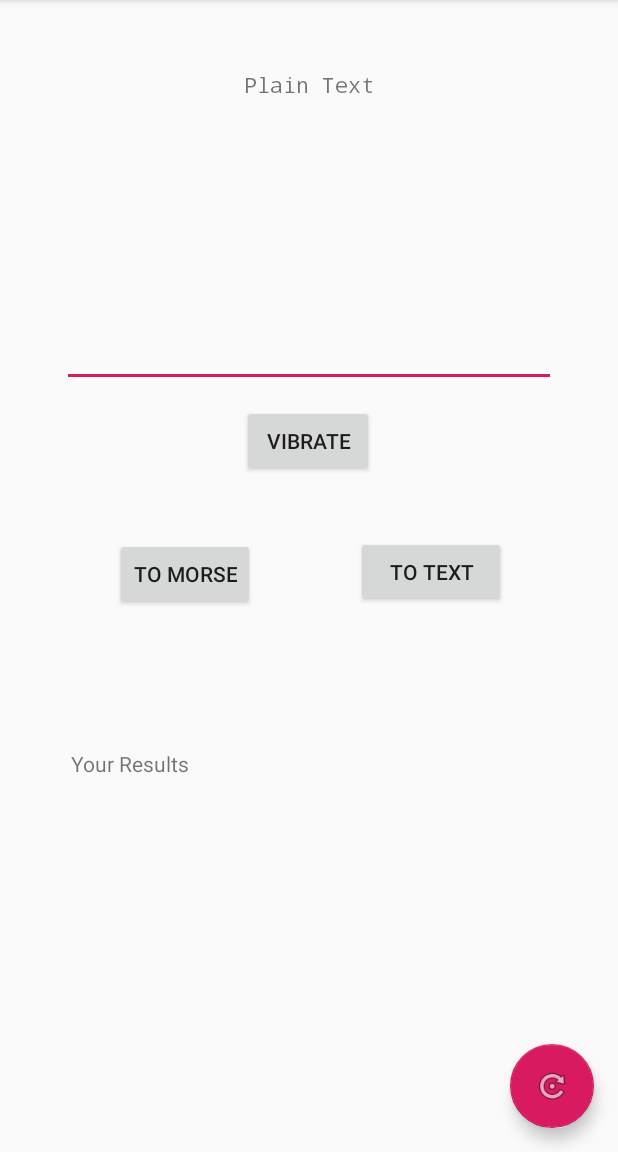
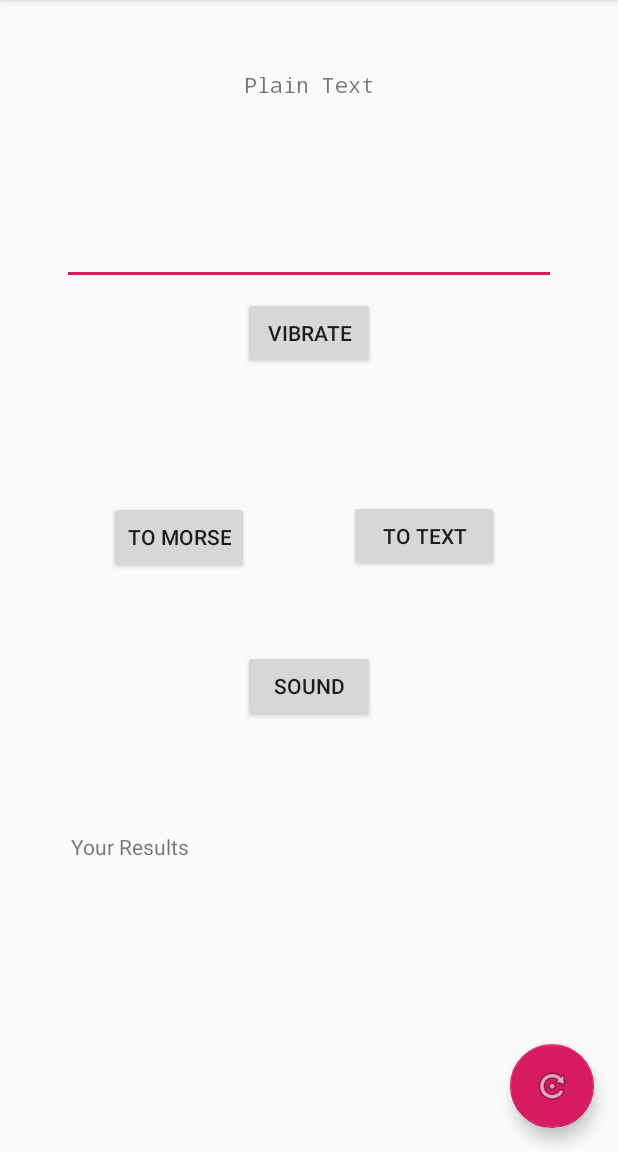
Before and after one commit to MrPintoo/MorseCode, an Android app: the screen it shows after launch (MainActivity), on a phone screen of 412 x 824 dp, the part 84-1236 px from its top. Run offline under Robolectric (Android 15) with nearby library versions, the phone set to English and light mode, and no system bars.

Commit message:
Added Sound feature

```diff
--- a/app/src/main/java/com/myapplication/MainActivity.java
+++ b/app/src/main/java/com/myapplication/MainActivity.java
@@ -1,5 +1,7 @@
 package com.myapplication;
 
+import android.media.MediaPlayer;
+import android.net.Uri;
 import android.os.Bundle;
 import android.support.design.widget.FloatingActionButton;
 import android.support.design.widget.Snackbar;
@@ -20,6 +22,7 @@ import android.widget.TextView;
 import com.myapplication.models.ConversionModel;
 import com.myapplication.networks.HTTPAsyncTask;
 import com.myapplication.networks.ConversionAsyncTask;
+import com.myapplication.utilities.Sound;
 import com.myapplication.utilities.Vibration;
 
 import org.json.JSONException;
@@ -32,12 +35,13 @@ public class MainActivity extends AppCompatActivity implements NavigationView.On
     private Button toMorseButton;
     private Button toTextButton;
     private Button toVibrate;
+    private Button toSound;
     private EditText inputToConvert;
     private TextView convertedText;
 
     Vibration vibration;
-//    Vibrator vibrator;
     ConversionModel model;
+
 
     @Override
     protected void onCreate(Bundle savedInstanceState) {
@@ -74,9 +78,8 @@ public class MainActivity extends AppCompatActivity implements NavigationView.On
         convertedText = (TextView) findViewById(R.id.converted_text);
         toTextButton = (Button) findViewById(R.id.to_text_button);
         toVibrate = (Button) findViewById(R.id.vibrate_btn);
+        toSound = (Button) findViewById(R.id.sound_btn);
 
-//        vibrator = (Vibrator)getSystemService(Context.VIBRATOR_SERVICE);
-//        final long[] pattern = {2000, 1000};
 
         toMorseButton.setOnClickListener(new View.OnClickListener() {
             @Override
@@ -87,20 +90,6 @@ public class MainActivity extends AppCompatActivity implements NavigationView.On
                     public void onConversionCallback(String response) {
                         model.setOutput(response);
                         convertedText.setText(model.getOutput());
-
-//                        /** Vibration */
-//                        vibrator.vibrate(pattern, -1);
-//
-//                        if(Build.VERSION.SDK_INT >= Build.VERSION_CODES.O) {
-//                            vibrator.vibrate(VibrationEffect.createOneShot(500, VibrationEffect.DEFAULT_AMPLITUDE));
-//                            Log.e("vibrated", "createOneShot");
-//                        }
-//                        else {
-//                            vibrator.vibrate(500);
-//                            Log.e("vibrated", "else statement");
-//                        }
-//                        /**************/
-
                     }
                 });
                 model.setInput(inputToConvert.getText().toString());
@@ -142,6 +131,29 @@ public class MainActivity extends AppCompatActivity implements NavigationView.On
                 task.execute(model.getInput(),model.getTextToMorseURL());
             }
         });
+
+        final MediaPlayer mediaPlayer = MediaPlayer.create(this, R.raw.beepsound);
+        final MediaPlayer noSound = MediaPlayer.create(this, R.raw.nosound);
+        toSound.setOnClickListener(new View.OnClickListener() {
+            @Override
+            public void onClick(View v) {
+                ConversionAsyncTask task = new ConversionAsyncTask();
+                task.setConversionListener(new ConversionAsyncTask.ConversionListener() {
+                    @Override
+                    public void onConversionCallback(String response) {
+                        try{
+                            Sound.sound(mediaPlayer, noSound, response);
+                        } catch (Exception e){
+                            Log.e("Sound", "onConversionCallback");
+                        }
+                    }
+                });
+                model.setInput(inputToConvert.getText().toString());
+                task.execute(model.getInput(), model.getTextToMorseURL());
+            }
+        });
+
+
 
         /************************************************************************************/
 
--- a/app/src/main/res/layout/content_main.xml
+++ b/app/src/main/res/layout/content_main.xml
@@ -12,7 +12,7 @@
     <EditText
         android:id="@+id/input_editText"
         android:layout_width="329dp"
-        android:layout_height="147dp"
+        android:layout_height="65dp"
         android:layout_marginBottom="8dp"
         android:layout_marginEnd="8dp"
         android:layout_marginLeft="8dp"
@@ -57,51 +57,67 @@
         android:text="to morse"
         app:layout_constraintBottom_toBottomOf="parent"
         app:layout_constraintEnd_toEndOf="parent"
-        app:layout_constraintHorizontal_bias="0.227"
+        app:layout_constraintHorizontal_bias="0.214"
         app:layout_constraintStart_toStartOf="parent"
         app:layout_constraintTop_toTopOf="parent"
-        app:layout_constraintVertical_bias="0.498" />
+        app:layout_constraintVertical_bias="0.463" />
 
     <Button
         android:id="@+id/to_text_button"
         android:layout_width="100dp"
         android:layout_height="47dp"
+        android:layout_marginBottom="8dp"
+        android:layout_marginEnd="8dp"
+        android:layout_marginLeft="8dp"
+        android:layout_marginRight="8dp"
         android:layout_marginStart="8dp"
-        android:layout_marginLeft="8dp"
         android:layout_marginTop="8dp"
-        android:layout_marginEnd="8dp"
-        android:layout_marginRight="8dp"
-        android:layout_marginBottom="8dp"
         android:text="To text"
         app:layout_constraintBottom_toBottomOf="parent"
         app:layout_constraintEnd_toEndOf="parent"
-        app:layout_constraintHorizontal_bias="0.472"
+        app:layout_constraintHorizontal_bias="0.453"
         app:layout_constraintStart_toEndOf="@+id/to_morse_button"
         app:layout_constraintTop_toTopOf="parent"
-        app:layout_constraintVertical_bias="0.496" />
+        app:layout_constraintVertical_bias="0.462" />
 
     <Button
         android:id="@+id/vibrate_btn"
         android:layout_width="wrap_content"
         android:layout_height="wrap_content"
+        android:layout_marginBottom="8dp"
+        android:layout_marginEnd="8dp"
+        android:layout_marginLeft="8dp"
+        android:layout_marginRight="8dp"
         android:layout_marginStart="8dp"
-        android:layout_marginLeft="8dp"
         android:layout_marginTop="8dp"
-        android:layout_marginEnd="8dp"
-        android:layout_marginRight="8dp"
-        android:layout_marginBottom="8dp"
+        android:text="Vibrate"
         app:layout_constraintBottom_toTopOf="@+id/converted_text"
         app:layout_constraintEnd_toEndOf="parent"
-        app:layout_constraintHorizontal_bias="0.498"
         app:layout_constraintStart_toStartOf="parent"
         app:layout_constraintTop_toBottomOf="@+id/input_editText"
-        app:layout_constraintVertical_bias="0.024"
-        android:text="Vibrate"/>
+        app:layout_constraintVertical_bias="0.0" />
+
+    <Button
+        android:id="@+id/sound_btn"
+        android:layout_width="wrap_content"
+        android:layout_height="wrap_content"
+        android:layout_marginBottom="8dp"
+        android:layout_marginEnd="8dp"
+        android:layout_marginLeft="8dp"
+        android:layout_marginRight="8dp"
+        android:layout_marginStart="8dp"
+        android:layout_marginTop="8dp"
+        android:text="Sound"
+        app:layout_constraintBottom_toBottomOf="parent"
+        app:layout_constraintEnd_toEndOf="parent"
+        app:layout_constraintStart_toStartOf="parent"
+        app:layout_constraintTop_toTopOf="parent"
+        app:layout_constraintVertical_bias="0.604" />
 
     <TextView
         android:id="@+id/converted_text"
         android:layout_width="317dp"
-        android:layout_height="126dp"
+        android:layout_height="55dp"
         android:layout_marginBottom="8dp"
         android:layout_marginEnd="8dp"
         android:layout_marginLeft="8dp"
```
Also changed, not shown: app/src/main/assets/morse.json (deleted, +0 -55 lines), app/src/main/java/com/myapplication/utilities/Sound.java (added, +64 -0 lines), 3 other files.
